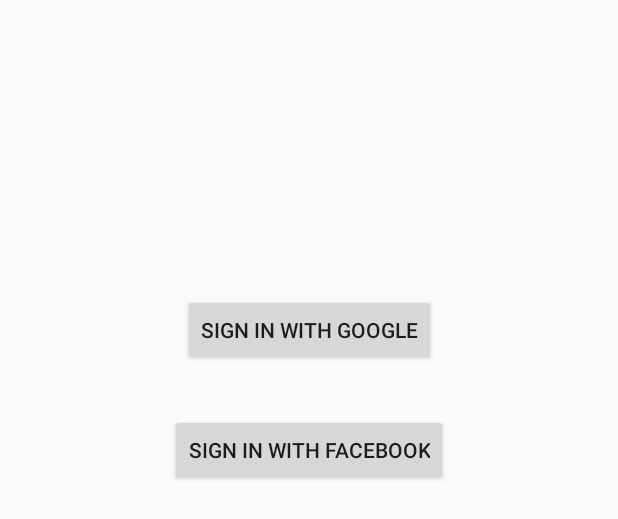
After one commit to SimonThrane/AppProjectPassTheBomb, an Android app: the layout activity_login.xml on its own in the app's theme, with its tools: preview values and no code run, on a phone screen of 412 x 824 dp. The commit adds this screen. Shown: the top 519 px of the screen. Run offline under Robolectric (Android 15) with nearby library versions, the phone set to English and light mode, and no system bars.

Commit message:
Added authentication with google through firebase

```diff
--- a/PassTheBomb/app/build.gradle
+++ b/PassTheBomb/app/build.gradle
@@ -22,7 +22,13 @@
     implementation fileTree(dir: 'libs', include: ['*.jar'])
     implementation 'com.android.support:appcompat-v7:26.1.0'
     implementation 'com.android.support.constraint:constraint-layout:1.0.2'
+    implementation 'com.google.firebase:firebase-auth:11.6.0'
+    compile 'com.google.firebase:firebase-auth:11.6.0'
+    compile 'com.google.android.gms:play-services-auth:11.6.0'
     testImplementation 'junit:junit:4.12'
     androidTestImplementation 'com.android.support.test:runner:1.0.1'
     androidTestImplementation 'com.android.support.test.espresso:espresso-core:3.0.1'
 }
+
+
+apply plugin: 'com.google.gms.google-services'
--- a/PassTheBomb/app/src/main/AndroidManifest.xml
+++ b/PassTheBomb/app/src/main/AndroidManifest.xml
@@ -16,6 +16,8 @@
                 <category android:name="android.intent.category.LAUNCHER" />
             </intent-filter>
         </activity>
+        <activity android:name=".LobbyListActivity" />
+        <activity android:name=".LoginActivity"></activity>
     </application>
 
 </manifest>
--- /dev/null
+++ b/PassTheBomb/app/src/main/res/layout/activity_login.xml
@@ -0,0 +1,32 @@
+<?xml version="1.0" encoding="utf-8"?>
+<android.support.constraint.ConstraintLayout xmlns:android="http://schemas.android.com/apk/res/android"
+    xmlns:app="http://schemas.android.com/apk/res-auto"
+    xmlns:tools="http://schemas.android.com/tools"
+    android:layout_width="match_parent"
+    android:layout_height="match_parent"
+    tools:context="com.thrane.simon.passthebomb.LoginActivity">
+
+    <Button
+        android:id="@+id/googleBtn"
+        android:layout_width="wrap_content"
+        android:layout_height="wrap_content"
+        android:layout_marginTop="196dp"
+        android:text="@string/sign_in_with_google"
+        app:layout_constraintEnd_toEndOf="parent"
+        app:layout_constraintStart_toStartOf="parent"
+        app:layout_constraintTop_toTopOf="parent" />
+
+    <Button
+        android:id="@+id/facebookBtn"
+        android:layout_width="wrap_content"
+        android:layout_height="wrap_content"
+        android:layout_marginTop="32dp"
+        android:text="@string/sign_in_with_facebook"
+        app:layout_constraintEnd_toEndOf="parent"
+        app:layout_constraintHorizontal_bias="0.5"
+        app:layout_constraintStart_toStartOf="parent"
+        app:layout_constraintTop_toBottomOf="@+id/googleBtn" />
+
+
+
+</android.support.constraint.ConstraintLayout>
--- a/PassTheBomb/app/src/main/res/values/strings.xml
+++ b/PassTheBomb/app/src/main/res/values/strings.xml
@@ -1,3 +1,5 @@
 <resources>
     <string name="app_name">PassTheBomb</string>
+    <string name="sign_in_with_google">Sign in with Google</string>
+    <string name="sign_in_with_facebook">Sign In With Facebook</string>
 </resources>
--- a/PassTheBomb/build.gradle
+++ b/PassTheBomb/build.gradle
@@ -12,6 +12,7 @@
 
         // NOTE: Do not place your application dependencies here; they belong
         // in the individual module build.gradle files
+        classpath 'com.google.gms:google-services:3.1.0'
     }
 }
 
```
Also changed, not shown: PassTheBomb/app/src/main/java/com/thrane/simon/passthebomb/LobbyListActivity.java (added, +13 -0 lines), PassTheBomb/app/src/main/java/com/thrane/simon/passthebomb/LoginActivity.java (added, +114 -0 lines), PassTheBomb/app/src/main/res/layout/activity_lobby_list.xml (added, +9 -0 lines).
